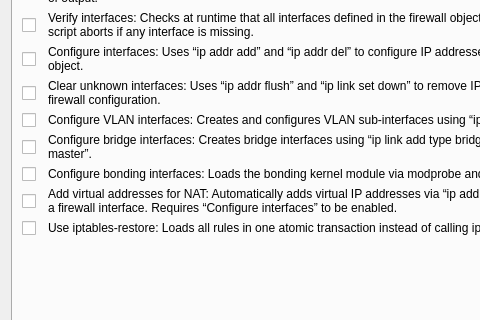
This is src/firewallfabrik/gui/ui/iptablessettingsdialog_q.ui in Linuxfabrik/firewallfabrik as Qt 5 draws it before an edit; both pictures show x 0 to 480 and y 103 to 423 of the 800 by 600 pixel window. The edited form follows.
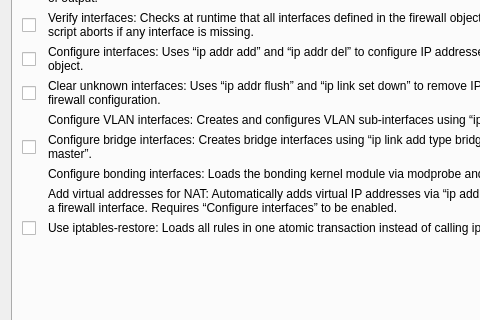
This is the edited form. The open tabs and pages were chosen to show the change.

Commit message: fix(gui): align platform settings dialogs with compiler reality

Diff of the .ui file:
```diff
--- a/src/firewallfabrik/gui/ui/iptablessettingsdialog_q.ui
+++ b/src/firewallfabrik/gui/ui/iptablessettingsdialog_q.ui
@@ -1526,19 +1526,6 @@
          </property>
         </widget>
        </item>
-       <item row="5" column="0">
-        <widget class="QCheckBox" name="configure_vlan_interfaces">
-         <property name="text">
-          <string />
-         </property>
-         <property name="sizePolicy">
-          <sizepolicy hsizetype="Fixed" vsizetype="Fixed">
-           <horstretch>0</horstretch>
-           <verstretch>0</verstretch>
-          </sizepolicy>
-         </property>
-        </widget>
-       </item>
        <item row="5" column="1">
         <widget class="QLabel" name="configure_vlan_interfaces_label">
          <property name="text">
@@ -1584,19 +1571,6 @@
          </property>
         </widget>
        </item>
-       <item row="7" column="0">
-        <widget class="QCheckBox" name="configure_bonding_interfaces">
-         <property name="text">
-          <string />
-         </property>
-         <property name="sizePolicy">
-          <sizepolicy hsizetype="Fixed" vsizetype="Fixed">
-           <horstretch>0</horstretch>
-           <verstretch>0</verstretch>
-          </sizepolicy>
-         </property>
-        </widget>
-       </item>
        <item row="7" column="1">
         <widget class="QLabel" name="configure_bonding_interfaces_label">
          <property name="text">
@@ -1613,19 +1587,6 @@
          </property>
         </widget>
        </item>
-       <item row="8" column="0">
-        <widget class="QCheckBox" name="addVirtualsforNAT">
-         <property name="text">
-          <string />
-         </property>
-         <property name="sizePolicy">
-          <sizepolicy hsizetype="Fixed" vsizetype="Fixed">
-           <horstretch>0</horstretch>
-           <verstretch>0</verstretch>
-          </sizepolicy>
-         </property>
-        </widget>
-       </item>
        <item row="8" column="1">
         <widget class="QLabel" name="addVirtualsforNAT_label">
          <property name="text">
```
Left out of the diff: 41 changed lines with no effect on the pictures. The commit also changes 6 other files.
